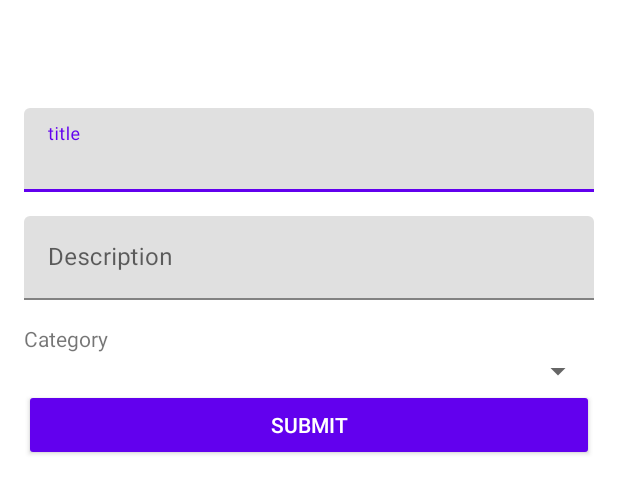
After one commit to puspawahyuningtias/-IF06SC1-18102137-PUSPA-WAHYUNINGTIAS-, an Android app: the layout activity_quote_add_update.xml on its own in the app's theme, with its tools: preview values and no code run, on a phone screen of 412 x 824 dp. The commit adds this screen. Shown: the top 493 px of the screen. Run offline under Robolectric (Android 15) with nearby library versions, the phone set to English and light mode, and no system bars.

Commit message:
Menambahkan QuoteAddUpdateActivity

```diff
--- a/Praktikum11/app/build.gradle
+++ b/Praktikum11/app/build.gradle
@@ -57,5 +57,4 @@ dependencies {
     implementation platform('com.google.firebase:firebase-bom:26.2.0')
     implementation 'com.google.firebase:firebase-firestore-ktx'
     implementation "org.jetbrains.kotlinx:kotlinx-coroutines-core:1.3.9"
-    implementation "org.jetbrains.kotlinx:kotlinx-coroutines-android:1.3."
 }
--- a/Praktikum11/app/src/main/AndroidManifest.xml
+++ b/Praktikum11/app/src/main/AndroidManifest.xml
@@ -9,7 +9,8 @@
         android:roundIcon="@mipmap/ic_launcher_round"
         android:supportsRtl="true"
         android:theme="@style/Theme.Praktikum11">
-        <activity android:name=".DashboardQuoteActivity"></activity>
+        <activity android:name=".QuoteAddUpdateActivity"></activity>
+        <activity android:name=".DashboardQuoteActivity" />
         <activity android:name=".SignUpActivity" />
         <activity android:name=".SignInActivity" />
         <activity android:name=".MainActivity">
--- a/Praktikum11/app/src/main/java/com/puspawahyuningtias_18102137/praktikum11/adapter/QuoteAdapter.kt
+++ b/Praktikum11/app/src/main/java/com/puspawahyuningtias_18102137/praktikum11/adapter/QuoteAdapter.kt
@@ -6,8 +6,10 @@ import android.view.LayoutInflater
 import android.view.View
 import android.view.ViewGroup
 import androidx.recyclerview.widget.RecyclerView
+import com.puspawahyuningtias_18102137.praktikum11.QuoteAddUpdateActivity
 import com.puspawahyuningtias_18102137.praktikum11.R
 import com.puspawahyuningtias_18102137.praktikum11.data.Quote
+import com.puspawahyuningtias_18102137.praktikum11.databinding.ItemQuoteBinding
 import com.puspawahyuningtias_18102137.praktikum11.helper.EXTRA_POSITION
 import com.puspawahyuningtias_18102137.praktikum11.helper.EXTRA_QUOTE
 import com.puspawahyuningtias_18102137.praktikum11.helper.REQUEST_UPDATE
--- /dev/null
+++ b/Praktikum11/app/src/main/res/layout/activity_quote_add_update.xml
@@ -0,0 +1,67 @@
+<?xml version="1.0" encoding="utf-8"?>
+<androidx.coordinatorlayout.widget.CoordinatorLayout xmlns:android="http://schemas.android.com/apk/res/android"
+    xmlns:app="http://schemas.android.com/apk/res-auto"
+    xmlns:tools="http://schemas.android.com/tools"
+    android:layout_width="match_parent"
+    android:layout_height="match_parent"
+    android:fitsSystemWindows="true">
+    <ProgressBar
+        android:id="@+id/progressbar"
+        android:layout_width="48dp"
+        android:layout_height="48dp"
+        android:visibility="invisible"
+        app:layout_anchor="@id/layout"
+        app:layout_anchorGravity="center" />
+    <LinearLayout xmlns:android="http://schemas.android.com/apk/res/android"
+        xmlns:tools="http://schemas.android.com/tools"
+        android:id="@+id/layout"
+        android:layout_width="match_parent"
+        android:layout_height="match_parent"
+        android:orientation="vertical"
+        android:padding="16dp"
+        tools:context=".QuoteAddUpdateActivity">
+
+        <com.google.android.material.textfield.TextInputLayout
+            android:layout_width="match_parent"
+            android:layout_height="wrap_content"
+            android:layout_marginBottom="16dp">
+            <EditText
+                android:id="@+id/edt_title"
+                android:layout_width="match_parent"
+                android:layout_height="wrap_content"
+                android:hint="@string/title"
+                android:inputType="textCapSentences"
+                android:maxLines="1" />
+        </com.google.android.material.textfield.TextInputLayout>
+        <com.google.android.material.textfield.TextInputLayout
+            android:layout_width="match_parent"
+            android:layout_height="wrap_content"
+            android:layout_marginBottom="16dp">
+            <EditText
+                android:id="@+id/edt_description"
+                android:layout_width="match_parent"
+                android:layout_height="wrap_content"
+                android:hint="@string/description"
+                android:inputType="textCapSentences"
+                android:maxLines="1" />
+        </com.google.android.material.textfield.TextInputLayout>
+
+        <TextView
+            android:id="@+id/tv_cateogry"
+            android:layout_width="match_parent"
+            android:layout_height="wrap_content"
+            android:text="@string/category" />
+
+        <Spinner
+            android:id="@+id/edt_category"
+            android:layout_width="match_parent"
+            android:layout_height="wrap_content" />
+
+        <Button
+            android:id="@+id/btn_submit"
+            style="@style/Base.Widget.AppCompat.Button.Colored"
+            android:layout_width="match_parent"
+            android:layout_height="wrap_content"
+            android:text="@string/submit" />
+    </LinearLayout>
+</androidx.coordinatorlayout.widget.CoordinatorLayout>
--- a/Praktikum11/app/src/main/res/values/strings.xml
+++ b/Praktikum11/app/src/main/res/values/strings.xml
@@ -13,4 +13,11 @@
     <string name="uid">UID</string>
     <string name="verify_email">Verify Email</string>
     <string name="sign_out">Sign Out</string>
+    <string name="title">title</string>
+    <string name="description">Description</string>
+    <string name="category">Category</string>
+    <string name="submit">Submit</string>
+    <string name="date">Date</string>
+    <string name="delete">Delete</string>
+    <string name="quote">QUOTE</string>
 </resources>
```
Also changed, not shown: Praktikum11/app/src/main/java/com/puspawahyuningtias_18102137/praktikum11/QuoteAddUpdateActivity.kt (added, +141 -0 lines), Praktikum11/app/src/main/res/drawable/ic_baseline_delete_24.xml (added, +10 -0 lines).
